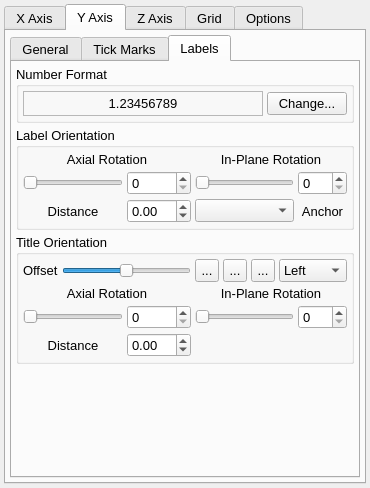
trisyoungs/uchroma, file src/gui/axes.ui: the form before one commit.
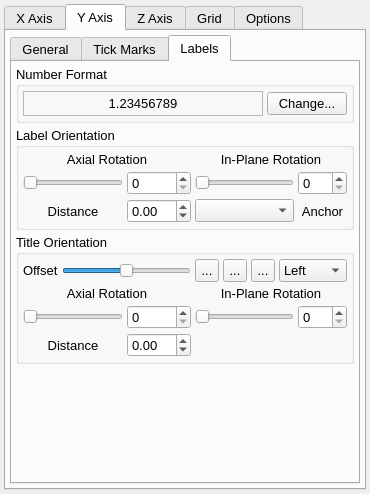
The form after the commit. The open tabs and pages were chosen to show the change. Icons and pictures are not drawn. Custom widgets are drawn as their Qt base class.

```diff
--- a/src/gui/axes.ui
+++ b/src/gui/axes.ui
@@ -7,7 +7,7 @@
     <x>0</x>
     <y>0</y>
     <width>370</width>
-    <height>488</height>
+    <height>494</height>
    </rect>
   </property>
   <property name="sizePolicy">
```
Left out of the diff: 294 changed lines with no effect on the pictures.
